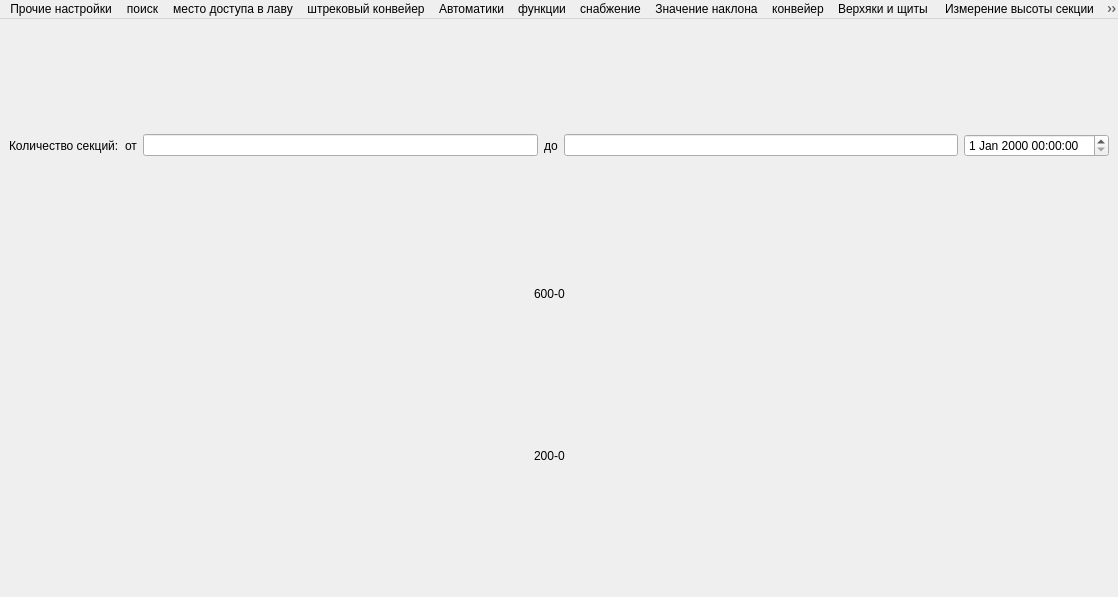
Old version of the form view/ifc_model_view.ui in the repository ilyababich21/NIva1.
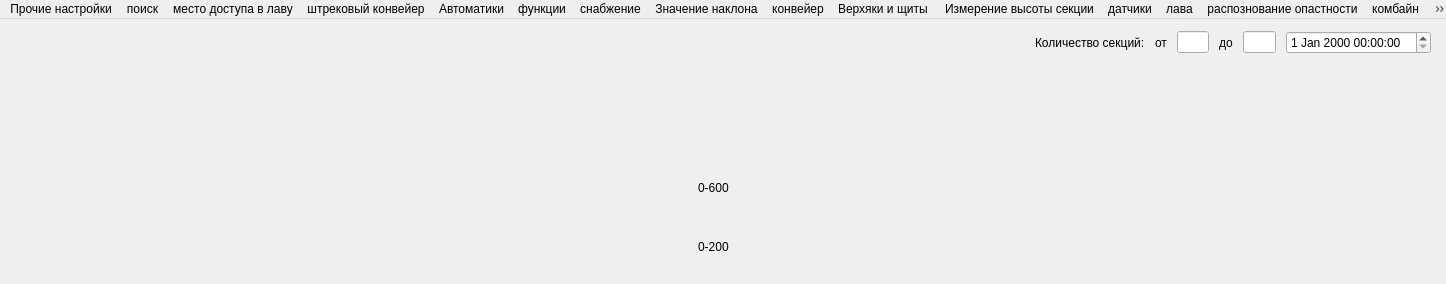
New version of the form. Icons and pictures are not drawn.

Diff of the .ui file:
```diff
--- a/view/ifc_model_view.ui
+++ b/view/ifc_model_view.ui
@@ -6,8 +6,8 @@
    <rect>
     <x>0</x>
     <y>0</y>
-    <width>1118</width>
-    <height>597</height>
+    <width>1446</width>
+    <height>284</height>
    </rect>
   </property>
   <property name="windowTitle">
@@ -26,10 +26,28 @@
   </property>
   <widget class="QWidget" name="centralwidget">
    <layout class="QGridLayout" name="gridLayout">
-    <item row="0" column="0">
-     <layout class="QHBoxLayout" name="horizontalLayout_2">
+    <item row="1" column="1">
+     <layout class="QHBoxLayout" name="horizontalLayout_2" stretch="0,0,0,0,0,0">
+      <property name="spacing">
+       <number>10</number>
+      </property>
+      <property name="leftMargin">
+       <number>20</number>
+      </property>
+      <property name="topMargin">
+       <number>0</number>
+      </property>
+      <property name="rightMargin">
+       <number>0</number>
+      </property>
+      <property name="bottomMargin">
+       <number>100</number>
+      </property>
       <item>
        <widget class="QLabel" name="label">
+        <property name="layoutDirection">
+         <enum>Qt::RightToLeft</enum>
+        </property>
         <property name="text">
          <string>Количество секций:</string>
         </property>
@@ -61,6 +79,22 @@
      </layout>
     </item>
     <item row="1" column="0">
+     <spacer name="horizontalSpacer">
+      <property name="orientation">
+       <enum>Qt::Horizontal</enum>
+      </property>
+      <property name="sizeType">
+       <enum>QSizePolicy::Fixed</enum>
+      </property>
+      <property name="sizeHint" stdset="0">
+       <size>
+        <width>1000</width>
+        <height>20</height>
+       </size>
+      </property>
+     </spacer>
+    </item>
+    <item row="2" column="0" colspan="3">
      <layout class="QHBoxLayout" name="horizontalLayout_3">
       <item>
        <widget class="QLabel" name="label_4">
@@ -71,7 +105,7 @@
          </size>
         </property>
         <property name="text">
-         <string>600-0</string>
+         <string>0-600</string>
         </property>
        </widget>
       </item>
@@ -80,7 +114,7 @@
       </item>
      </layout>
     </item>
-    <item row="2" column="0">
+    <item row="4" column="0" colspan="3">
      <layout class="QHBoxLayout" name="horizontalLayout_4">
       <item>
        <widget class="QLabel" name="label_5">
@@ -91,7 +125,7 @@
          </size>
         </property>
         <property name="text">
-         <string>200-0</string>
+         <string>0-200</string>
         </property>
        </widget>
       </item>
@@ -110,7 +144,7 @@
     <rect>
      <x>0</x>
      <y>0</y>
-     <width>1118</width>
+     <width>1446</width>
      <height>22</height>
     </rect>
    </property>
```
Left out of the diff: 18 changed lines with no effect on the pictures.
